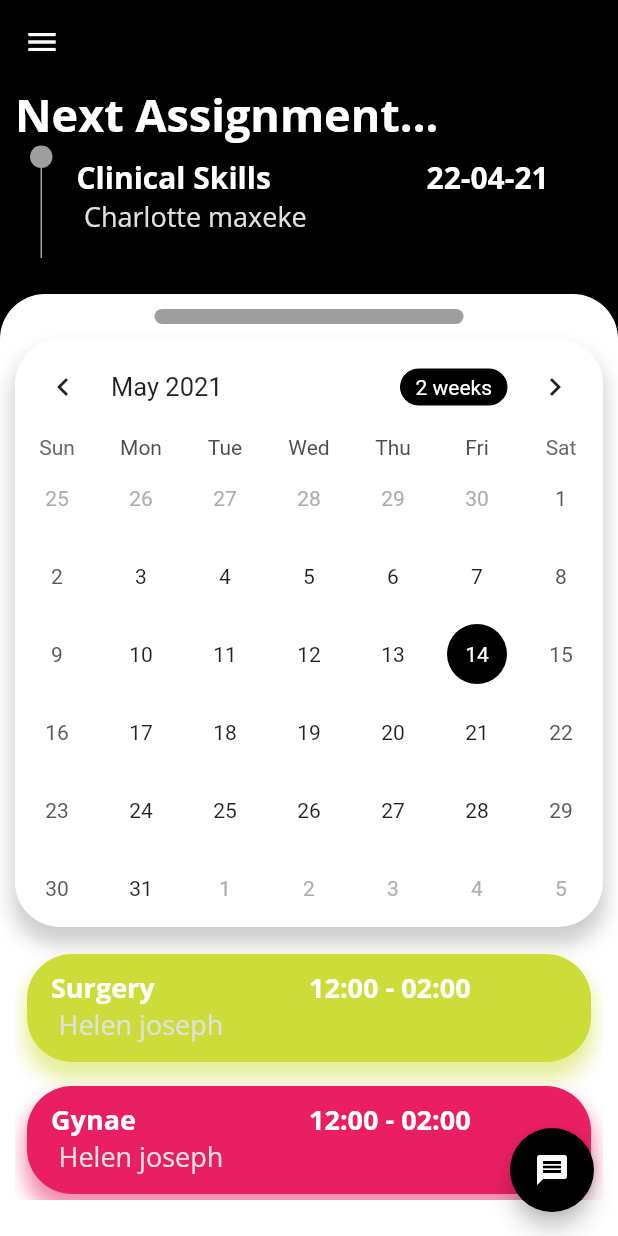
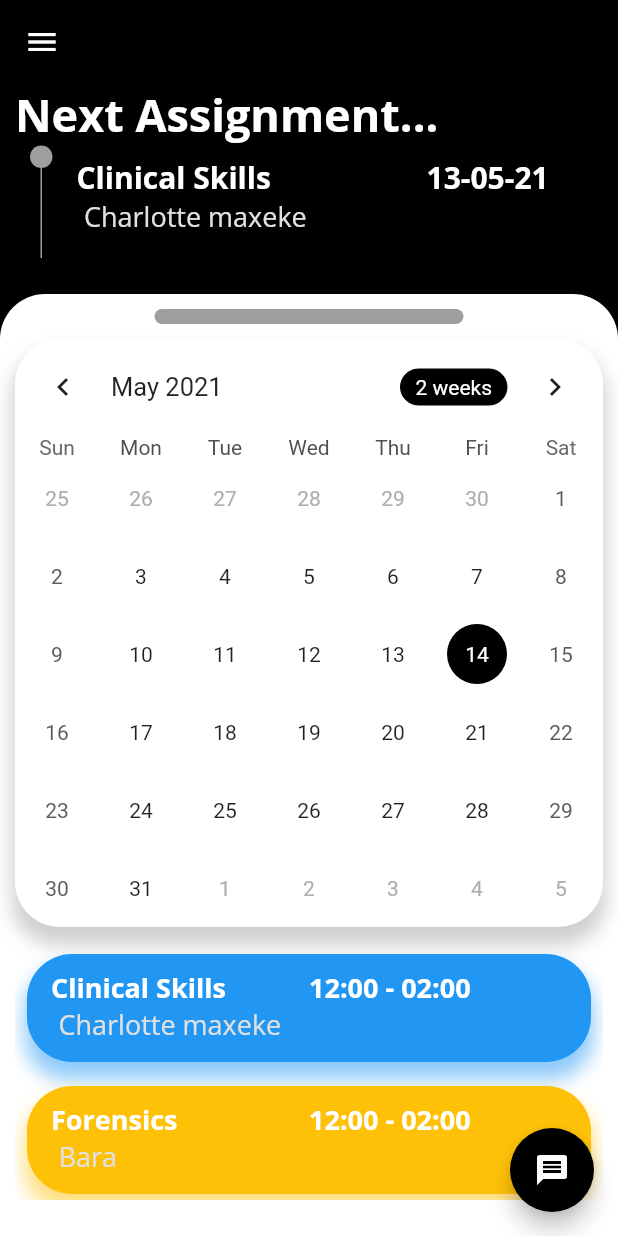
Before and after one commit to RXRider1451/Software-Design-Project, a Flutter app: the HomeScreen screen opened directly, on a phone screen of 412 x 824 dp. Run offline on Flutter 3.47's test engine with Material 2 defaults, Android fonts, the phone set to English and light mode, and no system bars; drawn by our look-alikes of table_calendar; our stand-ins replace flutter_spinkit, fluttertoast, form_field_validator, google_fonts, google_sign_in, lottie and 1 more; accounts and stored records are empty; statements that could not run were skipped.

Commit message:
fixed some bugs and added end btn

```diff
--- a/lib/screens/home_screen.dart
+++ b/lib/screens/home_screen.dart
@@ -35,50 +35,50 @@ class _HomeScreenState extends State<HomeScreen> {
   List<TaskModel> studentTasks = [
     TaskModel(
         specialty: 'Clinical Skills',
-        startTime: DateTime(2021, 04, 22, 12),
-        endTime: DateTime(2021, 04, 28, 2),
+        startTime: DateTime(2021, 05, 13, 12),
+        endTime: DateTime(2021, 05, 20, 2),
         location: 'Charlotte maxeke',
         description: 'Description and notes',
         color: Colors.blue),
     TaskModel(
         specialty: 'Forensics ',
-        startTime: DateTime(2021, 04, 28, 12),
-        endTime: DateTime(2021, 05, 05, 2),
+        startTime: DateTime(2021, 05, 13, 12),
+        endTime: DateTime(2021, 05, 22, 2),
         location: 'Bara',
         description: 'Description and notes',
         color: Colors.amber),
     TaskModel(
         specialty: 'Internal medicine',
-        startTime: DateTime(2021, 04, 22, 12),
-        endTime: DateTime(2021, 04, 24, 2),
+        startTime: DateTime(2021, 05, 22, 12),
+        endTime: DateTime(2021, 05, 24, 2),
         location: 'Charlotte maxeke',
         description: 'Description and notes',
         color: Colors.green),
     TaskModel(
         specialty: 'Paediatrics ',
-        startTime: DateTime(2021, 04, 30, 12),
-        endTime: DateTime(2021, 05, 02, 2),
+        startTime: DateTime(2021, 05, 18, 12),
+        endTime: DateTime(2021, 05, 30, 2),
         location: 'Bara',
         description: 'Description and notes',
         color: Colors.deepPurple),
     TaskModel(
         specialty: 'Surgery',
-        startTime: DateTime(2021, 05, 09, 12),
-        endTime: DateTime(2021, 05, 18, 2),
+        startTime: DateTime(2021, 05, 29, 12),
+        endTime: DateTime(2021, 06, 08, 2),
         location: 'Helen joseph',
         description: 'Description and notes',
         color: Colors.lime),
     TaskModel(
         specialty: 'Emergency Med',
-        startTime: DateTime(2021, 05, 11, 12),
-        endTime: DateTime(2021, 05, 13, 2),
+        startTime: DateTime(2021, 06, 03, 12),
+        endTime: DateTime(2021, 06, 13, 2),
         location: 'Helen joseph',
         description: 'Description and notes',
         color: Colors.teal),
     TaskModel(
         specialty: 'Gynae',
-        startTime: DateTime(2021, 05, 13, 12),
-        endTime: DateTime(2021, 05, 20, 2),
+        startTime: DateTime(2021, 06, 13, 12),
+        endTime: DateTime(2021, 06, 20, 2),
         location: 'Helen joseph',
         description: 'Description and notes',
         color: Colors.pink),
@@ -140,6 +140,7 @@ class _HomeScreenState extends State<HomeScreen> {
 
   @override
   Widget build(BuildContext context) {
+    getSharedPref();
     return Scaffold(
       key: _scaffoldKey,
       appBar: AppBar(
@@ -161,32 +162,38 @@ class _HomeScreenState extends State<HomeScreen> {
               child: Stack(
                 children: [
                   Lottie.asset('assets/lottie/waves.json',
-                      height: MediaQuery.of(context).size.height / 4,
+                      height: MediaQuery.of(context).size.height / 2.5,
                       width: MediaQuery.of(context).size.width,
                       fit: BoxFit.fitWidth),
-                  Lottie.asset('assets/lottie/doctor.json',
-                      height: MediaQuery.of(context).size.height / 4,
-                      width: MediaQuery.of(context).size.width,
-                      fit: BoxFit.cover),
-                  Positioned(
-                      top: MediaQuery.of(context).size.height / 3.3,
-                      child: Container(
+                  ListView(
+                    children: [
+                      Lottie.asset('assets/lottie/doctor.json',
+                          height: MediaQuery.of(context).size.height / 4,
+                          width: MediaQuery.of(context).size.width,
+                          fit: BoxFit.cover),
+                      Container(
+                        padding: EdgeInsets.only(top: 80),
                         width: MediaQuery.of(context).size.width,
-                        child: Center(
-                          child: Padding(
-                            padding: const EdgeInsets.only(right: 50.0),
-                            child: Text(
+                        child: Row(
+                          mainAxisAlignment: MainAxisAlignment.center,
+                          children: [
+                            Text(
                               username,
                               style: TextStyle(
                                   color: Colors.white,
                                   fontSize: 15,
                                   fontWeight: FontWeight.bold),
                             ),
-                          ),
+                          ],
                         ),
-                      ))
+                      ),
+                    ],
+                  ),
                 ],
               ),
+            ),
+            SizedBox(
+              height: 30,
             ),
             ListTile(
               onTap: () async {},
--- a/lib/screens/signin.dart
+++ b/lib/screens/signin.dart
@@ -205,6 +205,9 @@ class _SignInScreenState extends State<SignInScreen> {
                                 }
                               }),
                         ),
+                        SizedBox(
+                          height: 15,
+                        ),
                         Container(
                           width: MediaQuery.of(context).size.width * 0.45,
                           height: MediaQuery.of(context).size.height * 0.06,
--- a/pubspec.yaml
+++ b/pubspec.yaml
@@ -35,6 +35,7 @@ dependencies:
   fluttertoast: ^8.0.6
   google_sign_in: ^5.0.2
   http: ^0.13.3
+  flutter_spinkit: "^4.1.2"
 
 dev_dependencies:
   flutter_test:
```
Also changed, not shown: lib/widgets/loading.dart (added, +17 -0 lines), lib/widgets/taskOpenBottomSheet.dart (+73 -19 lines), pubspec.lock.
